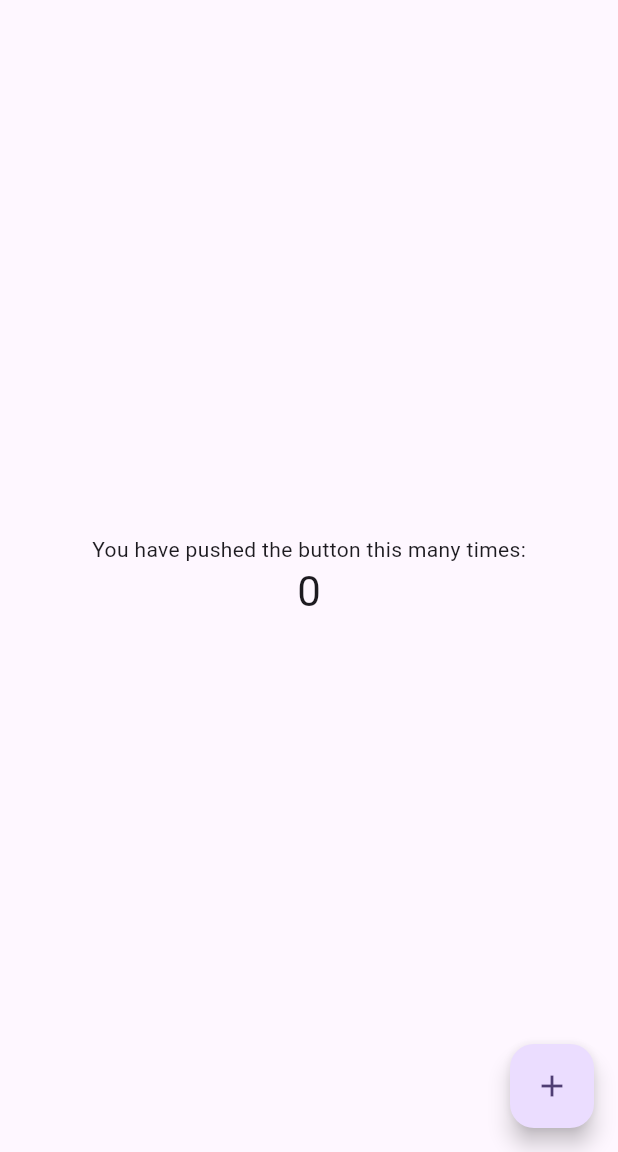
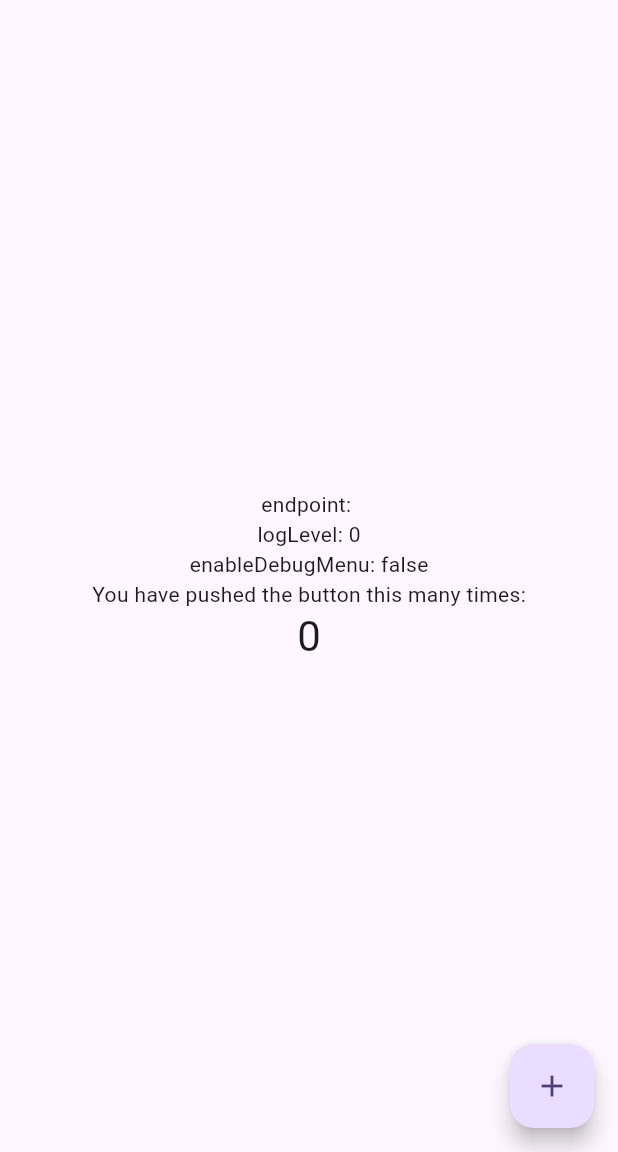
Before and after one commit to hide0621/flutter_sample_dart_define_from_file, a Flutter app: the screen it shows after launch, on a phone screen of 412 x 824 dp, the part 84-1236 px from its top. Run offline on Flutter 3.47's test engine with Material 3 defaults, Android fonts, the phone set to English and light mode, and no system bars.

Commit message:
環境変数をコードから参照してみた

```diff
--- a/lib/main.dart
+++ b/lib/main.dart
@@ -68,6 +68,18 @@ class _MyHomePageState extends State<MyHomePage> {
     });
   }
 
+  /// Dartのコードから環境変数を参照する
+  ///
+  /// 下記のコードのように、必ずconst変数に代入するか、呼び出し時にconstキーワードを付与する必要がある
+  /// これはfromEnvironment関数が[const factory]で実装されたコンストラクタであるため。
+  /// これを忘れると環境変数が取得できず、デフォルト値が返される。キーが間違っている場合も同様。
+  // const endpoint = String.fromEnvironment('apiEndpoint');
+  // const logLevel = int.fromEnvironment('logLevel');
+  // const enableDebugMenu = bool.fromEnvironment('enableDebugMenu');
+  String endpoint = const String.fromEnvironment('apiEndpoint');
+  int logLevel = const int.fromEnvironment('logLevel');
+  bool enableDebugMenu = const bool.fromEnvironment('enableDebugMenu');
+
   @override
   Widget build(BuildContext context) {
     // This method is rerun every time setState is called, for instance as done
@@ -105,6 +117,10 @@ class _MyHomePageState extends State<MyHomePage> {
           // wireframe for each widget.
           mainAxisAlignment: MainAxisAlignment.center,
           children: <Widget>[
+            /// 環境変数をコードから参照できているかデバッグする
+            Text('endpoint: $endpoint'),
+            Text('logLevel: $logLevel'),
+            Text('enableDebugMenu: $enableDebugMenu'),
             const Text(
               'You have pushed the button this many times:',
             ),
```
